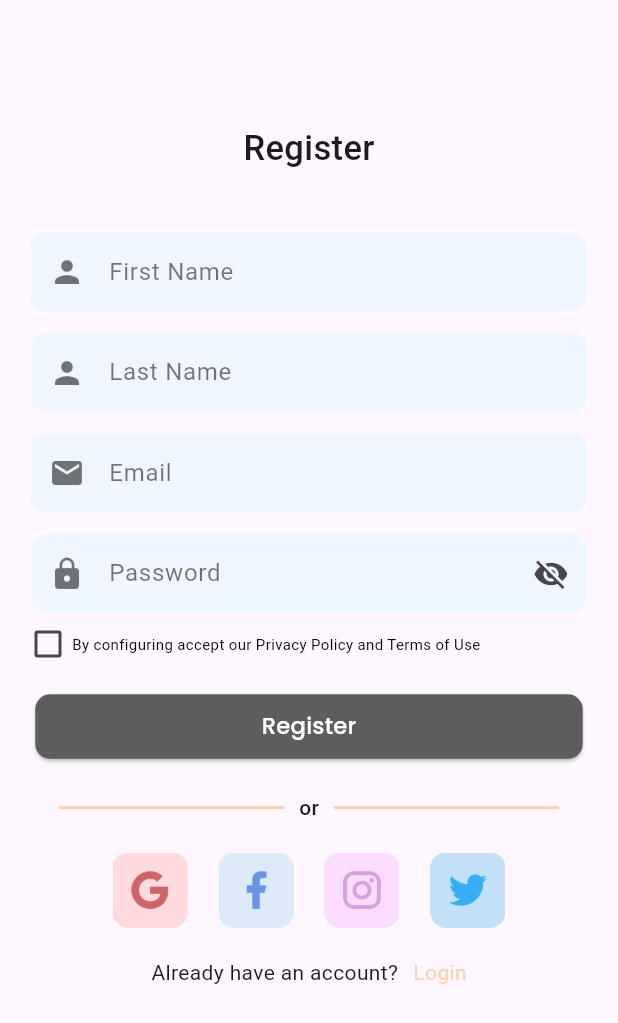
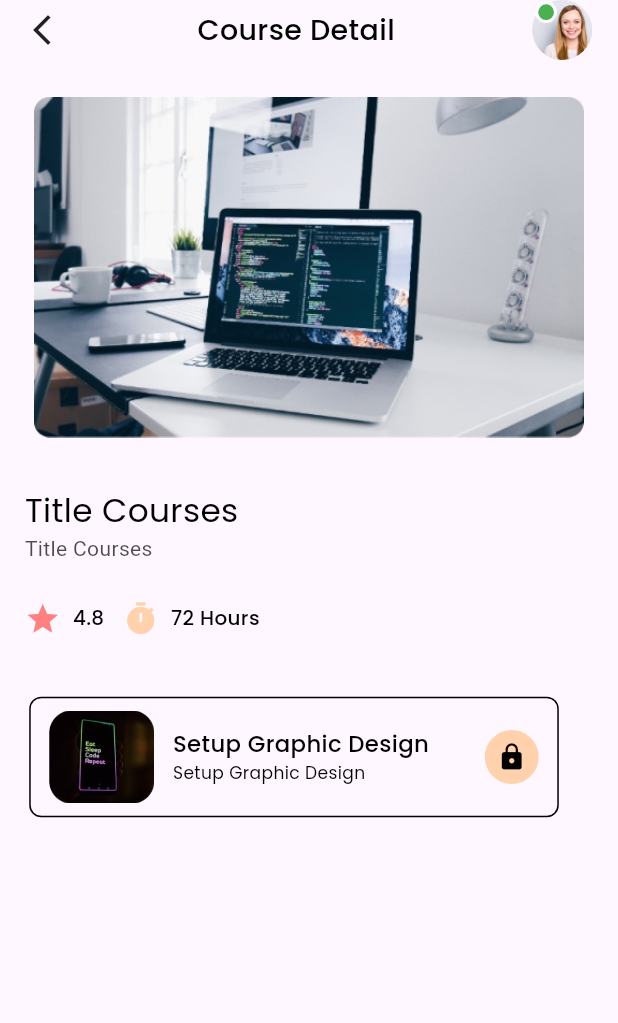
Before and after one commit to PradiptaAhmad/iLearn_project, a Flutter app: the screen it shows after launch, on a phone screen of 412 x 824 dp. Shown: the top 1023 px of the screen. Run offline on Flutter 3.47's test engine with Material 3 defaults, Android fonts, the light colour scheme and no system bars; our stand-ins replace cloud_firestore, firebase_auth, firebase_core, firebase_storage, get, google_fonts and 3 more; missing offline and left inert: dart:ffi; accounts and stored records are empty.

Commit message:
[alyaa] feat playlist detail for u page

```diff
--- a/lib/core/themes.dart
+++ b/lib/core/themes.dart
@@ -162,3 +162,59 @@ TextStyle txtprofile({required final color}) {
           fontWeight: FontWeight.w400,
           fontSize: figmaFontsize(18)));
 }
+
+TextStyle titleForYou({required final color}) {
+  return GoogleFonts.poppins(
+      textStyle: TextStyle(
+          color: color,
+          fontWeight: FontWeight.w400,
+          fontSize: figmaFontsize(23)));
+}
+
+TextStyle descForYou({required final color}) {
+  return GoogleFonts.poppins(
+      textStyle: TextStyle(
+          color: color,
+          fontWeight: FontWeight.w400,
+          fontSize: figmaFontsize(14)));
+}
+
+TextStyle txtIconForYouDetail({required final color}) {
+  return GoogleFonts.poppins(
+      textStyle: TextStyle(
+          color: color,
+          fontWeight: FontWeight.w500,
+          fontSize: figmaFontsize(14)));
+}
+
+TextStyle titlePlaylist({required final color}) {
+  return GoogleFonts.poppins(
+      textStyle: TextStyle(
+          color: color,
+          fontWeight: FontWeight.w500,
+          fontSize: figmaFontsize(16)));
+}
+
+TextStyle descPlaylist({required final color}) {
+  return GoogleFonts.poppins(
+      textStyle: TextStyle(
+          color: color,
+          fontWeight: FontWeight.w400,
+          fontSize: figmaFontsize(12)));
+}
+
+TextStyle txtPrice({required final color}) {
+  return GoogleFonts.poppins(
+      textStyle: TextStyle(
+          color: color,
+          fontWeight: FontWeight.w500,
+          fontSize: figmaFontsize(20)));
+}
+
+TextStyle btnBuy({required final color}) {
+  return GoogleFonts.poppins(
+      textStyle: TextStyle(
+          color: color,
+          fontWeight: FontWeight.w600,
+          fontSize: figmaFontsize(22)));
+}
--- a/lib/main.dart
+++ b/lib/main.dart
@@ -1,6 +1,8 @@
 import 'package:flutter/material.dart';
 import 'package:get/get.dart';
 import 'package:ilearn_project/bindings/registerB.dart';
+import 'package:ilearn_project/pages/foryou_page/foryou.dart';
+import 'package:ilearn_project/pages/foryou_page/foryou_detailpage.dart';
 import 'package:ilearn_project/routes/app_pages.dart';
 import 'package:firebase_core/firebase_core.dart';
 import 'package:ilearn_project/routes/route_name.dart';
@@ -25,9 +27,10 @@ class MyApp extends StatelessWidget {
         colorScheme: ColorScheme.fromSeed(seedColor: Colors.deepPurple),
         useMaterial3: true,
       ),
-      getPages: AppPages.pages,
-      initialRoute: RouteName.register,
-      initialBinding: RegisterB(),
+      // getPages: AppPages.pages,
+      // initialRoute: RouteName.register,
+      // initialBinding: RegisterB(),
+      home: DetailForYou(),
     );
   }
 }
--- a/lib/pages/foryou_page/foryou.dart
+++ b/lib/pages/foryou_page/foryou.dart
@@ -1,5 +1,5 @@
 import 'package:flutter/material.dart';
-import 'package:ilearn_project/pages/foryou_page/widget/foryou_card.dart';
+import 'package:ilearn_project/pages/foryou_page/widget/foryoucard.dart';
 import 'package:ilearn_project/pages/home_page/widget/category.dart';
 
 import '../../appBar/appbarcustom.dart';
@@ -17,7 +17,7 @@ class ForYou extends StatelessWidget {
           AppBarCustom(appBarText: 'For You',),
           SizedBox(height:screenHeight*0.003 ,),
           Category(),
-          // ForYouCard()
+          ForYouCard()
         ],
       ),
     );
--- /dev/null
+++ b/lib/pages/foryou_page/foryou_detailpage.dart
@@ -0,0 +1,67 @@
+import 'package:flutter/material.dart';
+import 'package:ilearn_project/appBar/appbarcustom.dart';
+import 'package:ilearn_project/pages/foryou_page/widget/icontxt.dart';
+import 'package:ilearn_project/pages/foryou_page/widget/playlistcourse.dart';
+
+import '../../core/themes.dart';
+import 'widget/button_buy.dart';
+
+class DetailForYou extends StatelessWidget {
+  const DetailForYou({super.key});
+  @override
+  Widget build(BuildContext context) {
+    double screenHeight = MediaQuery.of(context).size.height;
+    double screenWidth = MediaQuery.of(context).size.width;
+    return Scaffold(
+      body: SingleChildScrollView(
+        child: Column(
+          children: [
+            AppBarCustom(textColor: Colors.black,showSearchBar: false, appBarText: 'Course Detail',),
+            Image.asset("assets/images/laptop.png", width: screenWidth *0.89),
+            SizedBox(height: screenHeight*0.04,),
+            Padding(
+              padding: EdgeInsets.symmetric(horizontal: screenHeight * 0.02),
+              child: Column(
+                crossAxisAlignment: CrossAxisAlignment.start,
+                mainAxisAlignment: MainAxisAlignment.start,
+                children: [
+                  Align(
+                    alignment: Alignment.centerLeft,
+                    child: Text("Title Courses", style: titleForYou(color: Colors.black)),
+                  ),
+                  Align(
+                    alignment: Alignment.centerLeft,
+                    child: Text(
+                      "Title Courses",
+                      style: TextStyle(
+                        color: Colors.black.withOpacity(0.7), // Set alpha to 0.7 for 70% opacity
+                      ),
+                    ),
+                  ),
+                  SizedBox(height: screenHeight*0.03),
+                  Row(
+                      children: [
+                        IconWithText(
+                          iconData: Icons.star,
+                          iconColor: primaryColor,
+                          labelText: "4.8",
+                        ),
+                        SizedBox(width: screenWidth*0.03),
+                        IconWithText(
+                          iconData: Icons.timer,
+                          iconColor: peachColor,
+                          labelText: "72 Hours",
+                        )
+                      ],
+                  ),
+                  Playlist(),
+                  // ButtonPrice()
+                ],
+              ),
+            )
+          ],
+        ),
+      ),
+    );
+  }
+}
--- /dev/null
+++ b/lib/pages/foryou_page/widget/icontxt.dart
@@ -0,0 +1,39 @@
+import 'package:flutter/material.dart';
+
+import '../../../core/themes.dart';
+
+class IconWithText extends StatelessWidget {
+  final IconData iconData;
+  final Color iconColor;
+  final String labelText;
+  final double iconSize;
+  final double spacing;
+  final TextStyle textStyle; // Define a parameter for the text style
+
+  IconWithText({
+    required this.iconData,
+    required this.iconColor,
+    required this.labelText,
+    this.iconSize = 24,
+    this.spacing = 8.0,
+    TextStyle? textStyle, // Use the TextStyle type for the parameter
+  }) : textStyle = textStyle ?? txtIconForYouDetail(color: Colors.black); // Provide a default text style if none is provided
+
+  @override
+  Widget build(BuildContext context) {
+    return Row(
+      children: [
+        Icon(
+          iconData,
+          color: iconColor,
+          size: iconSize,
+        ),
+        SizedBox(width: spacing),
+        Text(
+          labelText,
+          style: textStyle, // Use the provided or default text style
+        ),
+      ],
+    );
+  }
+}
--- /dev/null
+++ b/lib/pages/foryou_page/widget/playlistcourse.dart
@@ -0,0 +1,76 @@
+import 'package:flutter/material.dart';
+
+import '../../../core/themes.dart';
+
+class Playlist extends StatelessWidget {
+  const Playlist({super.key});
+
+  @override
+  Widget build(BuildContext context) {
+    double screenHeight = MediaQuery.of(context).size.height;
+    double screenWidth = MediaQuery.of(context).size.width;
+    return  SingleChildScrollView(
+      scrollDirection: Axis.vertical,
+      child: Row(
+        children: [
+          Container(
+            margin: EdgeInsets.symmetric(horizontal: 3, vertical: 40),
+              padding: EdgeInsets.symmetric(
+                vertical: screenHeight * 0.01,
+                horizontal: screenWidth * 0.03
+              ),
+              decoration : BoxDecoration(
+                border: Border.all(
+                  color: Colors.black, // Border color
+                  width: 1.0, // Border width
+                ),
+                borderRadius: BorderRadius.circular(8.0), // Adjust the border radius as needed
+              ),
+            child: SingleChildScrollView(
+              child: Row(
+                children: [
+                  ClipRRect(
+                    borderRadius: BorderRadius.circular(8.0), // Adjust the border radius as needed
+                    child: Image.asset(
+                      "assets/images/playlist1.png",
+                      width: 70, // Lebar yang diinginkan
+                      height: 62, // Tinggi yang diinginkan
+                    ),
+                  ),
+                  SizedBox(width: screenWidth*0.03,),
+                  Column(
+                    crossAxisAlignment: CrossAxisAlignment.start,
+                    mainAxisAlignment: MainAxisAlignment.start,
+                    children: [
+                      Text("Setup Graphic Design ", style: titlePlaylist(color: Colors.black),),
+                      Text("Setup Graphic Design ", style: descPlaylist(color: Colors.black),),
+                    ],
+                  ),
+                  SizedBox(width: screenWidth*0.08),
+                  Align(
+                    alignment: Alignment.centerRight, // Menyusun ke kanan tengah
+                    child: Container(
+                      width: 36.0,
+                      height: 36.0,
+                      decoration: BoxDecoration(
+                        shape: BoxShape.circle,
+                        color: peachColor,
+                      ),
+                      child: Center(
+                        child: Icon(
+                          Icons.lock,
+                          color: Colors.black,
+                          size: 20.0,
+                        ),
+                      ),
+                    ),
+                  ),
+                ],
+              ),
+            ),
+          ),
+        ],
+      ),
+    );
+  }
+}
```
Also changed, not shown: lib/pages/foryou_page/widget/button_buy.dart (added, +31 -0 lines), lib/pages/foryou_page/widget/foryou_card.dart (deleted, +0 -98 lines), lib/pages/foryou_page/widget/foryoucard.dart (added, +94 -0 lines), assets/images/laptop.png (added), assets/images/playlist1.png (added).
